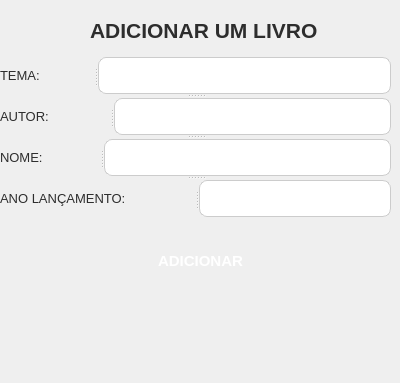
gabriotz/Project-edoo, file GUI_BIBLIOTECA/addbookwindow.ui: the form before one commit.
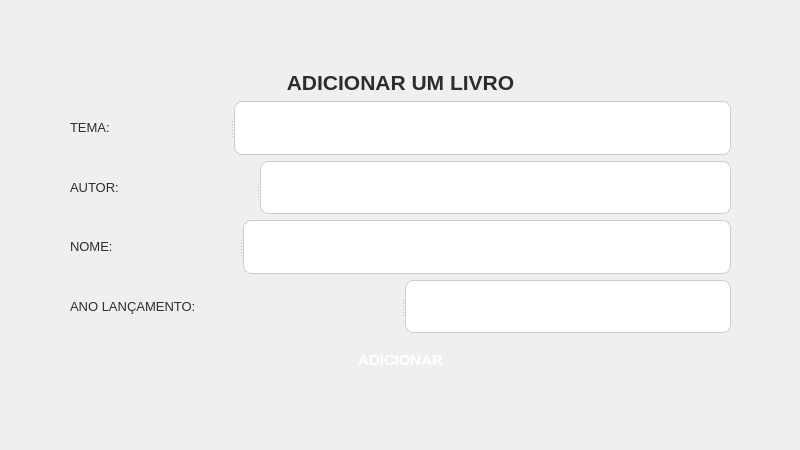
The form after the commit.

What changed in the file:
```diff
--- a/GUI_BIBLIOTECA/addbookwindow.ui
+++ b/GUI_BIBLIOTECA/addbookwindow.ui
@@ -6,66 +6,50 @@
    <rect>
     <x>0</x>
     <y>0</y>
-    <width>400</width>
-    <height>383</height>
+    <width>800</width>
+    <height>450</height>
    </rect>
   </property>
+  <property name="minimumSize">
+   <size>
+    <width>800</width>
+    <height>450</height>
+   </size>
+  </property>
+  <property name="maximumSize">
+   <size>
+    <width>800</width>
+    <height>450</height>
+   </size>
+  </property>
   <property name="windowTitle">
    <string>Dialog</string>
   </property>
-  <widget class="QLabel" name="label">
-   <property name="geometry">
-    <rect>
-     <x>90</x>
-     <y>10</y>
-     <width>231</width>
-     <height>41</height>
-    </rect>
-   </property>
-   <property name="text">
-    <string>&lt;html&gt;&lt;head/&gt;&lt;body&gt;&lt;p&gt;&lt;span style=&quot; font-size:16pt; font-weight:700; color:#2d2d2d;&quot;&gt;ADICIONAR UM LIVRO&lt;/span&gt;&lt;/p&gt;&lt;/body&gt;&lt;/html&gt;</string>
-   </property>
-  </widget>
-  <widget class="QPushButton" name="addBookButton">
+  <widget class="QWidget" name="">
    <property name="geometry">
     <rect>
      <x>70</x>
-     <y>230</y>
-     <width>261</width>
-     <height>61</height>
+     <y>70</y>
+     <width>661</width>
+     <height>311</height>
     </rect>
    </property>
-   <property name="styleSheet">
-    <string notr="true">background: qlineargradient(
-    x1:0, y1:0, x2:1, y2:0,
-    stop:0 #8B0000, stop:1 #ED1C24
-);
-color: white;
-border: none;
-padding: 12px 20px;
-font-size: 15px;
-font-weight: bold;
-border-radius: 10px;
-text-align: center;
-
-</string>
-   </property>
+   <layout class="QVBoxLayout" name="verticalLayout_2">
+    <item>
+     <widget class="QLabel" name="label">
    <property name="text">
-    <string>ADICIONAR</string>
-   </property>
-  </widget>
+       <string>&lt;html&gt;&lt;head/&gt;&lt;body&gt;&lt;p align=&quot;center&quot;&gt;&lt;span style=&quot; font-size:16pt; font-weight:700; color:#2d2d2d;&quot;&gt;ADICIONAR UM LIVRO&lt;/span&gt;&lt;/p&gt;&lt;/body&gt;&lt;/html&gt;</string>
+      </property>
+     </widget>
+    </item>
+    <item>
   <widget class="QSplitter" name="splitter_5">
-   <property name="geometry">
-    <rect>
-     <x>0</x>
-     <y>57</y>
-     <width>391</width>
-     <height>160</height>
-    </rect>
-   </property>
    <property name="orientation">
     <enum>Qt::Orientation::Vertical</enum>
    </property>
+      <widget class="QWidget" name="">
+       <layout class="QVBoxLayout" name="verticalLayout">
+        <item>
    <widget class="QSplitter" name="splitter">
     <property name="orientation">
      <enum>Qt::Orientation::Horizontal</enum>
@@ -87,6 +71,8 @@
      </property>
     </widget>
    </widget>
+        </item>
+        <item>
    <widget class="QSplitter" name="splitter_2">
     <property name="orientation">
      <enum>Qt::Orientation::Horizontal</enum>
@@ -108,6 +94,8 @@
      </property>
     </widget>
    </widget>
+        </item>
+        <item>
    <widget class="QSplitter" name="splitter_3">
     <property name="orientation">
      <enum>Qt::Orientation::Horizontal</enum>
@@ -129,6 +117,8 @@
      </property>
     </widget>
    </widget>
+        </item>
+        <item>
    <widget class="QSplitter" name="splitter_4">
     <property name="orientation">
      <enum>Qt::Orientation::Horizontal</enum>
@@ -150,6 +140,34 @@
      </property>
     </widget>
    </widget>
+        </item>
+       </layout>
+      </widget>
+     </widget>
+    </item>
+    <item>
+     <widget class="QPushButton" name="addBookButton">
+      <property name="styleSheet">
+       <string notr="true">background: qlineargradient(
+    x1:0, y1:0, x2:1, y2:0,
+    stop:0 #8B0000, stop:1 #ED1C24
+);
+color: white;
+border: none;
+padding: 12px 20px;
+font-size: 15px;
+font-weight: bold;
+border-radius: 10px;
+text-align: center;
+
+</string>
+      </property>
+      <property name="text">
+       <string>ADICIONAR</string>
+      </property>
+     </widget>
+    </item>
+   </layout>
   </widget>
  </widget>
  <resources/>
```
Lines whose indentation alone changed are shown as unchanged.
